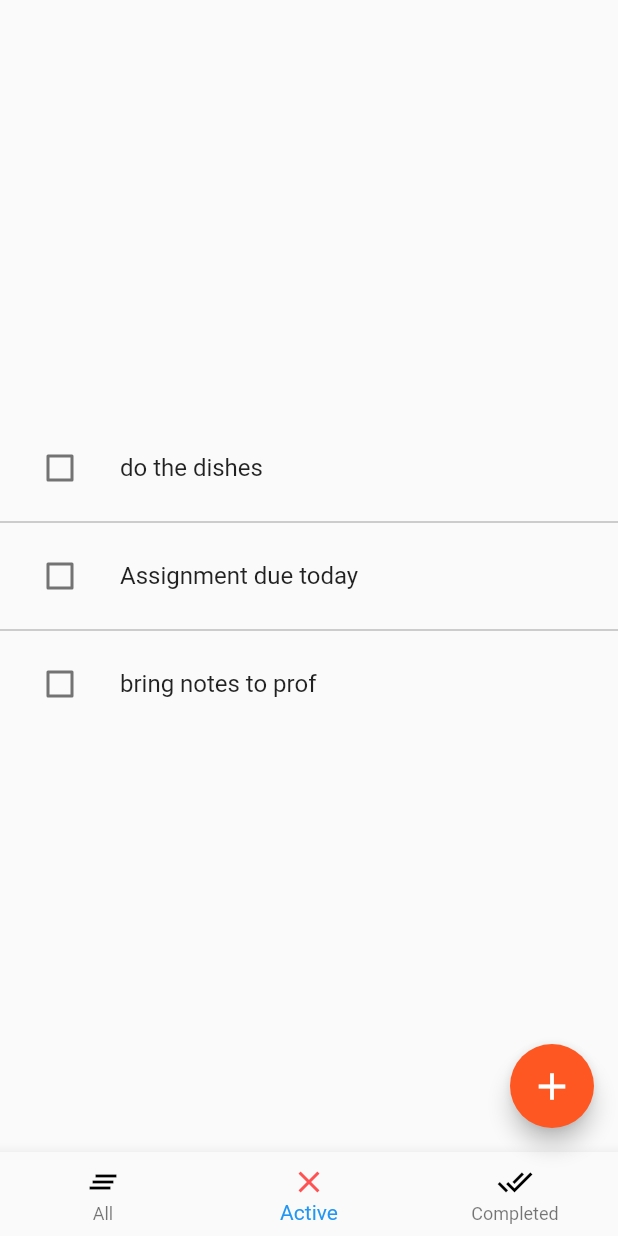
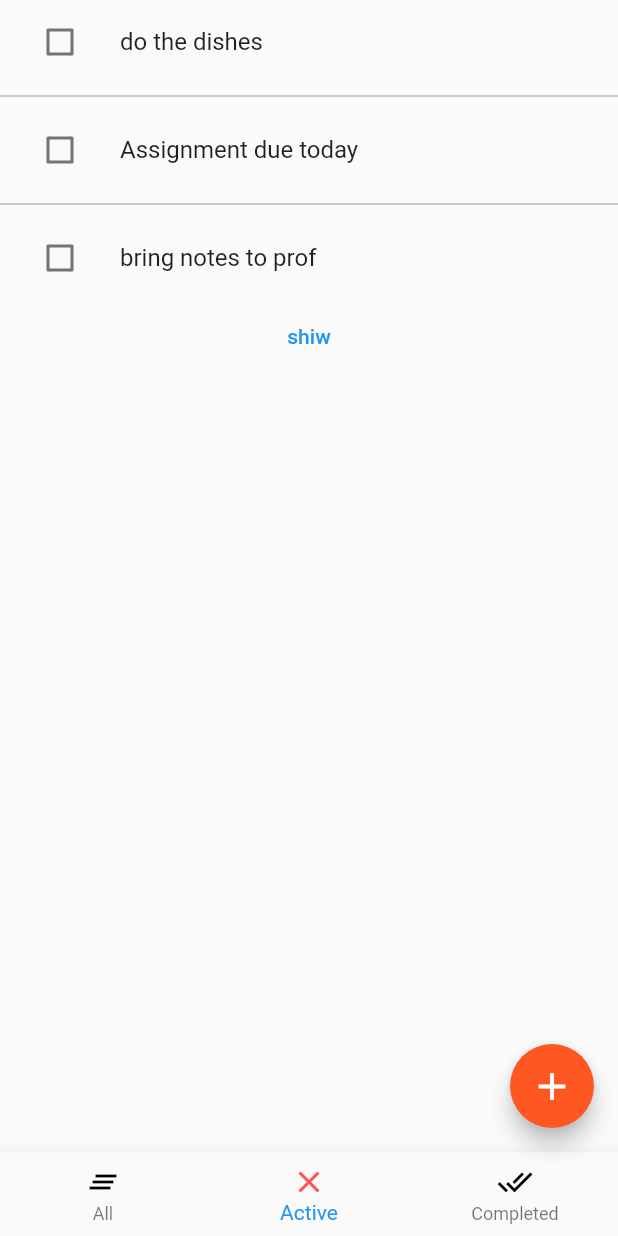
Before and after one commit to Elmurodjon01/todo, a Flutter app: the screen it shows after launch, item 2 of the bottom bar chosen, on a phone screen of 412 x 824 dp. Run offline on Flutter 3.47's test engine with Material 2 defaults, Android fonts, the phone set to English and light mode, and no system bars; our stand-ins replace equatable, modal_bottom_sheet.

Commit message:
next issue

```diff
--- a/lib/pages/active_todos.dart
+++ b/lib/pages/active_todos.dart
@@ -3,7 +3,7 @@ import 'package:provider/provider.dart';
 import 'package:todo_app/pages/todosPage.dart';
 import 'package:todo_app/providers/providers.dart';
 
-import '../providers/filtered_todos.dart';
+import '../models/todo_model.dart';
 
 class ActiveTodos extends StatelessWidget {
   const ActiveTodos({super.key});
@@ -12,7 +12,16 @@ class ActiveTodos extends StatelessWidget {
   Widget build(BuildContext context) {
     return Scaffold(
       body: Center(
-        child: ShowTodos(),
+        child: Column(
+          children: [
+            ShowActiveTodos(),
+            TextButton(
+              onPressed: () =>
+                  context.read<TodoFilter>().changefilter(Filter.active),
+              child: Text('shiw'),
+            ),
+          ],
+        ),
       ),
     );
   }
@@ -28,9 +37,7 @@ class ShowActiveTodos extends StatelessWidget {
       primary: false,
       shrinkWrap: true,
       itemBuilder: (context, index) {
-        return TodoItem(
-          todo: activeTodos[index],
-        );
+        return TodoItem(todo: activeTodos[index]);
       },
       separatorBuilder: ((context, index) {
         return Divider(
```
Also changed, not shown: lib/pages/completed_todos.dart (+37 -1 lines), lib/pages/todosPage.dart (+29 -23 lines).
